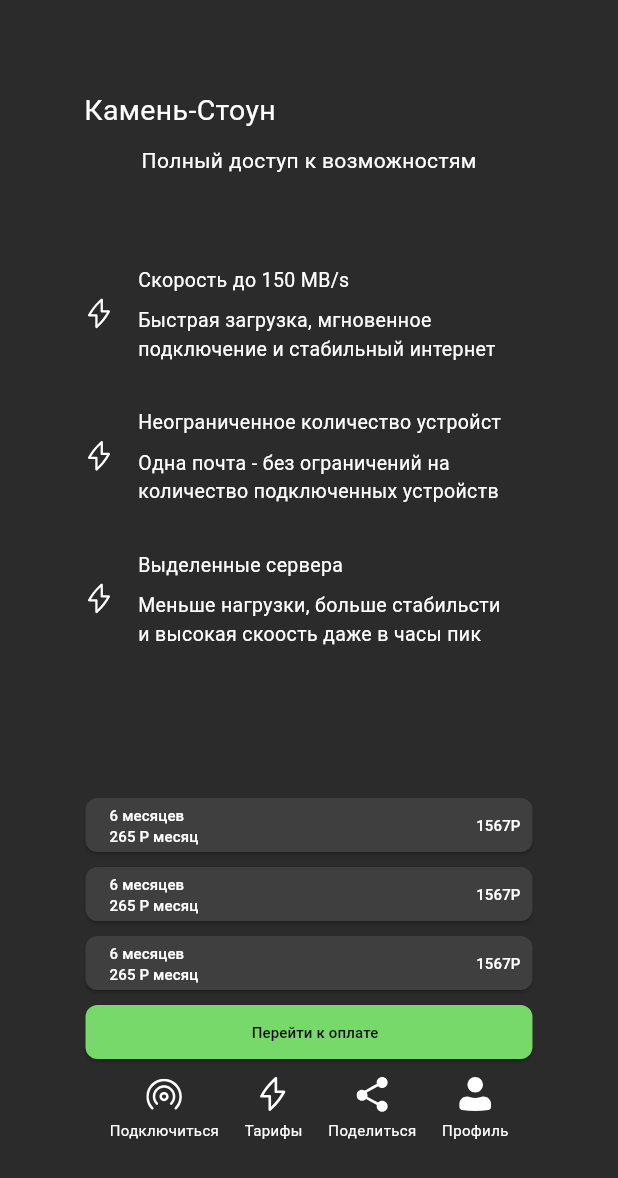
After one commit to PPavell234/flutterproj, a Flutter app: the screen it shows after launch, after a tap on "Тарифы", on a phone screen of 412 x 824 dp. The commit adds this screen. Shown: the top 1178 px of the screen. Run offline on Flutter 3.47's test engine with Material 3 defaults, Android fonts, the phone set to English and light mode, and no system bars; our stand-ins replace flutter_svg.

Commit message:
Отступы вниз

```diff
--- a/lib/pages/pageM.dart
+++ b/lib/pages/pageM.dart
@@ -1,5 +1,6 @@
 import 'package:flutter/material.dart';
-import 'package:flutter_svg/flutter_svg.dart'; //Добавление для svg
+import 'package:flutter_svg/flutter_svg.dart';
+import 'package:flutterproj/pages/tarifPage.dart'; //Добавление для svg
 
 class PageM extends StatefulWidget {
   const PageM({super.key});
@@ -173,20 +174,39 @@ class _PageMState extends State<PageM> {
               ),
               // Нижняя навигация
               Container(
-                padding: const EdgeInsets.only(top: 60),
-
+                padding: const EdgeInsets.only(bottom: 20),  // 👈 отступ снизу 20
                 child: Row(
                   mainAxisAlignment: MainAxisAlignment.spaceEvenly,
                   crossAxisAlignment: CrossAxisAlignment.center,
                   children: [
-                    BottomItemSvg(asset: 'images/IconP1.svg', label: 'Подлкючиться'),
-                    BottomItemSvg(asset: 'images/IconP2.svg', label: 'Тарифы'),
-                    BottomItemSvg(asset: 'images/IconP3.svg', label: 'Поделиться'),
-                    BottomItemSvg(asset: 'images/IconP4.svg', label: 'Профиль'),
+                    BottomItemSvg(
+                      asset: 'images/IconP1.svg',
+                      label: 'Подключиться',
+                      onTap: () {},
+                    ),
+                    BottomItemSvg(
+                      asset: 'images/IconP2.svg',
+                      label: 'Тарифы',
+                      onTap: () {
+                        Navigator.push(
+                          context,
+                          MaterialPageRoute(builder: (context) => const tarifPage()),
+                        );
+                      },
+                    ),
+                    BottomItemSvg(
+                      asset: 'images/IconP3.svg',
+                      label: 'Поделиться',
+                      onTap: () {},
+                    ),
+                    BottomItemSvg(
+                      asset: 'images/IconP4.svg',
+                      label: 'Профиль',
+                      onTap: () {},
+                    ),
                   ],
                 ),
               )
-
 
 
 
@@ -204,37 +224,25 @@ class _PageMState extends State<PageM> {
 // САМ ВИДЖЕТ - разместите его внизу файла или в отдельном файле
 class BottomItemSvg extends StatelessWidget {
   final String asset;
-  final String label;  // 👈 добавляем текст
-  final VoidCallback? onTap;
+  final String label;
+  final VoidCallback? onTap;  // 👈 обязательно добавьте это поле
 
   const BottomItemSvg({
     super.key,
     required this.asset,
-    required this.label,  // 👈 обязательный параметр
-    this.onTap,
+    required this.label,
+    this.onTap,  // 👈 добавьте в конструктор
   });
 
   @override
   Widget build(BuildContext context) {
     return GestureDetector(
-      onTap: onTap,
+      onTap: onTap,  // 👈 используйте здесь
       child: Column(
-        mainAxisAlignment: MainAxisAlignment.center,
         children: [
-          SvgPicture.asset(
-            asset,
-            width: 24,
-            height: 24,
-            colorFilter: const ColorFilter.mode(Colors.white, BlendMode.srcIn),
-          ),
+          SvgPicture.asset(asset, width: 24, height: 24),
           const SizedBox(height: 4),
-          Text(
-            label,
-            style: const TextStyle(
-              fontSize: 10,
-              color: Colors.white,
-            ),
-          ),
+          Text(label, style: const TextStyle(fontSize: 10, color: Colors.white)),
         ],
       ),
     );
--- /dev/null
+++ b/lib/pages/tarifPage.dart
@@ -0,0 +1,437 @@
+import 'package:flutter/cupertino.dart';
+import 'package:flutter/material.dart';
+import 'package:flutter_svg/svg.dart';
+import 'package:flutterproj/pages/pageM.dart';
+
+class tarifPage extends StatefulWidget {
+  const tarifPage({super.key});
+
+  @override
+  State<tarifPage> createState() => _tarifPageState();
+}
+
+class _tarifPageState extends State<tarifPage> {
+  @override
+  Widget build(BuildContext context) {
+    return Scaffold(
+      backgroundColor: const Color(0xFF2B2B2B),
+      body: Center(
+        child: SizedBox(
+            width: 300,      //ширина Column
+            child: Column(
+              children: [
+                const Padding(
+                  padding: EdgeInsets.only(top: 60),  // 👈 отступ только сверху
+                  child: Row(
+                    children: [
+                      Text(
+                        'Камень-Стоун',
+                        style: TextStyle(fontSize: 19, color: Colors.white),
+                      ),
+                    ],
+                  ),
+                ),
+                const SizedBox(height: 10),
+                const Text(
+                  'Полный доступ к возможностям',
+                  style: TextStyle(fontSize: 14, color: Colors.white),
+
+                ),
+                Padding(
+                  padding: const EdgeInsets.only(top: 60),
+                  child: Column(
+                    children: [
+                      // Первый элемент
+                      Row(
+                        children: [
+                          SvgPicture.asset(
+                            'images/IconP2.svg',
+                            width: 21,
+                            height: 21,
+                            colorFilter: const ColorFilter.mode(Colors.white, BlendMode.srcIn),
+                          ),
+                          const SizedBox(width: 15),
+                          const SizedBox(
+                            width: 250,
+                            child: Column(
+                              crossAxisAlignment: CrossAxisAlignment.start,
+                              children: [
+                                Text(
+                                  'Скорость до 150 MB/s',
+                                  style: TextStyle(fontSize: 13, color: Colors.white),
+                                ),
+                                SizedBox(height: 8),
+                                Text(
+                                  'Быстрая загрузка, мгновенное подключение и стабильный интернет',
+                                  style: TextStyle(fontSize: 13, color: Colors.white),
+                                ),
+                              ],
+                            ),
+                          ),
+                        ],
+                      ),
+                      const SizedBox(height: 30),  // отступ между элементами
+
+                      // Второй элемент
+                      Row(
+                        children: [
+                          SvgPicture.asset(
+                            'images/IconP2.svg',  // другая иконка
+                            width: 21,
+                            height: 21,
+                            colorFilter: const ColorFilter.mode(Colors.white, BlendMode.srcIn),
+                          ),
+                          const SizedBox(width: 15),
+                          const SizedBox(
+                            width: 250,
+                            child: Column(
+                              crossAxisAlignment: CrossAxisAlignment.start,
+                              children: [
+                                Text(
+                                  'Неограниченное количество устройст',
+                                  style: TextStyle(fontSize: 13, color: Colors.white),
+                                ),
+                                SizedBox(height: 8),
+                                Text(
+                                  'Одна почта - без ограничений на количество подключенных устройств',
+                                  style: TextStyle(fontSize: 13, color: Colors.white),
+                                ),
+                              ],
+                            ),
+                          ),
+                        ],
+                      ),
+
+                      // Второй элемент
+                      const SizedBox(height: 30),
+                      Row(
+                        children: [
+                          SvgPicture.asset(
+                            'images/IconP2.svg',  // другая иконка
+                            width: 21,
+                            height: 21,
+                            colorFilter: const ColorFilter.mode(Colors.white, BlendMode.srcIn),
+                          ),
+                          const SizedBox(width: 15),
+                          const SizedBox(
+                            width: 250,
+                            child: Column(
+                              crossAxisAlignment: CrossAxisAlignment.start,
+                              children: [
+                                Text(
+                                  'Выделенные сервера',
+                                  style: TextStyle(fontSize: 13, color: Colors.white),
+                                ),
+                                SizedBox(height: 8),
+                                Text(
+                                  'Меньше нагрузки, больше стабильсти и высокая скоость даже в часы пик',
+                                  style: TextStyle(fontSize: 13, color: Colors.white),
+                                ),
+
+
+                              ],
+
+
+
+                            ),
+
+                          ),
+                        ],
+                      ),
+                      const SizedBox(height: 100),
+
+
+
+
+                    ],
+
+                  ),
+
+
+                ),
+
+
+
+                // Кнопка с Row внутри
+                SizedBox(
+
+                  width: 298,
+                  height: 36,
+
+                  child: ElevatedButton(
+
+                    onPressed: () {},
+                    style: ElevatedButton.styleFrom(
+                      backgroundColor: const Color(0xFF3F3F3F),
+                      padding: EdgeInsets.zero,
+                      shape: RoundedRectangleBorder(
+                        borderRadius: BorderRadius.circular(8),
+                      ),
+                    ),
+                    child: Row(
+                      mainAxisAlignment: MainAxisAlignment.spaceBetween,
+                      crossAxisAlignment: CrossAxisAlignment.center,
+                      children: [
+                        const SizedBox(width: 8),
+
+                        // SVG иконка 1
+
+                        const SizedBox(width: 8),
+
+                        const Expanded(
+                          child: Column(
+                            crossAxisAlignment: CrossAxisAlignment.start,
+                            mainAxisAlignment: MainAxisAlignment.center,
+                            children: [
+                              Text(
+                                '6 месяцев',
+                                style: TextStyle(fontSize: 10, color: Colors.white),
+                                maxLines: 1,
+                                overflow: TextOverflow.ellipsis,
+                              ),
+                              Text(
+                                '265 Р месяц',
+                                style: TextStyle(fontSize: 10, color: Colors.white),
+                                maxLines: 1,
+                                overflow: TextOverflow.ellipsis,
+                              ),
+                            ],
+                          ),
+                        ),
+
+                        Text(
+                          '1567Р',
+                          style: TextStyle(fontSize: 10, color: Colors.white),
+                          maxLines: 1,
+                          overflow: TextOverflow.ellipsis,
+                        ),
+
+                        const SizedBox(width: 8),
+                      ],
+                    ),
+                  ),
+                ),
+
+                const SizedBox(height: 10),
+
+                // Кнопка с Row внутри
+                SizedBox(
+                  width: 298,
+                  height: 36,
+                  child: ElevatedButton(
+                    onPressed: () {},
+                    style: ElevatedButton.styleFrom(
+                      backgroundColor: const Color(0xFF3F3F3F),
+                      padding: EdgeInsets.zero,
+                      shape: RoundedRectangleBorder(
+                        borderRadius: BorderRadius.circular(8),
+                      ),
+                    ),
+                    child: Row(
+                      mainAxisAlignment: MainAxisAlignment.spaceBetween,
+                      crossAxisAlignment: CrossAxisAlignment.center,
+                      children: [
+                        const SizedBox(width: 8),
+
+                        // SVG иконка 1
+
+                        const SizedBox(width: 8),
+
+                        const Expanded(
+                          child: Column(
+                            crossAxisAlignment: CrossAxisAlignment.start,
+                            mainAxisAlignment: MainAxisAlignment.center,
+                            children: [
+                              Text(
+                                '6 месяцев',
+                                style: TextStyle(fontSize: 10, color: Colors.white),
+                                maxLines: 1,
+                                overflow: TextOverflow.ellipsis,
+                              ),
+                              Text(
+                                '265 Р месяц',
+                                style: TextStyle(fontSize: 10, color: Colors.white),
+                                maxLines: 1,
+                                overflow: TextOverflow.ellipsis,
+                              ),
+                            ],
+                          ),
+                        ),
+
+                        Text(
+                          '1567Р',
+                          style: TextStyle(fontSize: 10, color: Colors.white),
+                          maxLines: 1,
+                          overflow: TextOverflow.ellipsis,
+                        ),
+
+                        const SizedBox(width: 8),
+                      ],
+                    ),
+                  ),
+                ),
+                const SizedBox(height: 10),
+
+                // Кнопка с Row внутри
+                SizedBox(
+                  width: 298,
+                  height: 36,
+                  child: ElevatedButton(
+                    onPressed: () {},
+                    style: ElevatedButton.styleFrom(
+                      backgroundColor: const Color(0xFF3F3F3F),
+                      padding: EdgeInsets.zero,
+                      shape: RoundedRectangleBorder(
+                        borderRadius: BorderRadius.circular(8),
+                      ),
+                    ),
+                    child: Row(
+                      mainAxisAlignment: MainAxisAlignment.spaceBetween,
+                      crossAxisAlignment: CrossAxisAlignment.center,
+                      children: [
+                        const SizedBox(width: 8),
+
+                        // SVG иконка 1
+
+                        const SizedBox(width: 8),
+
+                        const Expanded(
+                          child: Column(
+                            crossAxisAlignment: CrossAxisAlignment.start,
+                            mainAxisAlignment: MainAxisAlignment.center,
+                            children: [
+                              Text(
+                                '6 месяцев',
+                                style: TextStyle(fontSize: 10, color: Colors.white),
+                                maxLines: 1,
+                                overflow: TextOverflow.ellipsis,
+                              ),
+                              Text(
+                                '265 Р месяц',
+                                style: TextStyle(fontSize: 10, color: Colors.white),
+                                maxLines: 1,
+                                overflow: TextOverflow.ellipsis,
+                              ),
+                            ],
+                          ),
+                        ),
+
+                        Text(
+                          '1567Р',
+                          style: TextStyle(fontSize: 10, color: Colors.white),
+                          maxLines: 1,
+                          overflow: TextOverflow.ellipsis,
+                        ),
+
+                        const SizedBox(width: 8),
+                      ],
+                    ),
+                  ),
+                ),
+
+                //
+                const SizedBox(height: 10),
+
+                // Кнопка с Row внутри
+                SizedBox(
+                  width: 298,
+                  height: 36,
+                  child: ElevatedButton(
+                    onPressed: () {},
+                    style: ElevatedButton.styleFrom(
+                      backgroundColor: const Color(0xFF76D969),
+                      padding: EdgeInsets.zero,
+                      shape: RoundedRectangleBorder(
+                        borderRadius: BorderRadius.circular(8),
+                      ),
+                    ),
+                    child: Row(
+                      mainAxisAlignment: MainAxisAlignment.spaceBetween,
+                      crossAxisAlignment: CrossAxisAlignment.center,
+                      children: [
+                        const SizedBox(width: 8),
+
+                        // SVG иконка 1
+
+                        const SizedBox(width: 8),
+
+                        const Expanded(
+                          child: Column(
+                            crossAxisAlignment: CrossAxisAlignment.center,
+                            mainAxisAlignment: MainAxisAlignment.center,
+                            children: [
+                              Text(
+                                'Перейти к оплате',
+                                style: TextStyle(fontSize: 10, color: Colors.black),
+                                maxLines: 1,
+                                overflow: TextOverflow.ellipsis,
+                              ),
+                            ],
+                          ),
+                        ),
+
+
+
+                        const SizedBox(width: 8),
+                      ],
+                    ),
+                  ),
+                ),
+
+                // Нижняя навигация
+                Container(
+                  padding: const EdgeInsets.only(top: 12),
+                  child: Row(
+                    mainAxisAlignment: MainAxisAlignment.spaceEvenly,
+                    crossAxisAlignment: CrossAxisAlignment.center,
+                    children: [
+                      BottomItemSvg(
+                        asset: 'images/IconP1.svg',
+                        label: 'Подключиться',
+                        onTap: () {
+                          // переход на страницу подключения
+                        },
+                      ),
+                      BottomItemSvg(
+                        asset: 'images/IconP2.svg',
+                        label: 'Тарифы',
+                        onTap: () {
+                          // 👇 ПЕРЕХОД НА СТРАНИЦУ ТАРИФОВ
+                          Navigator.push(
+                            context,
+                            MaterialPageRoute(builder: (context) => const tarifPage()),
+                          );
+                        },
+                      ),
+                      BottomItemSvg(
+                        asset: 'images/IconP3.svg',
+                        label: 'Поделиться',
+                        onTap: () {
+                          // переход на страницу поделиться
+                        },
+                      ),
+                      BottomItemSvg(
+                        asset: 'images/IconP4.svg',
+                        label: 'Профиль',
+                        onTap: () {
+                          // переход на страницу профиля
+                        },
+                      ),
+                    ],
+                  ),
+                )
+
+
+
+
+              ],
+
+
+
+            )
+
+        )
+      ),
+    );  // 👈 закрывающая скобка Scaffold
+  }
+}
```
